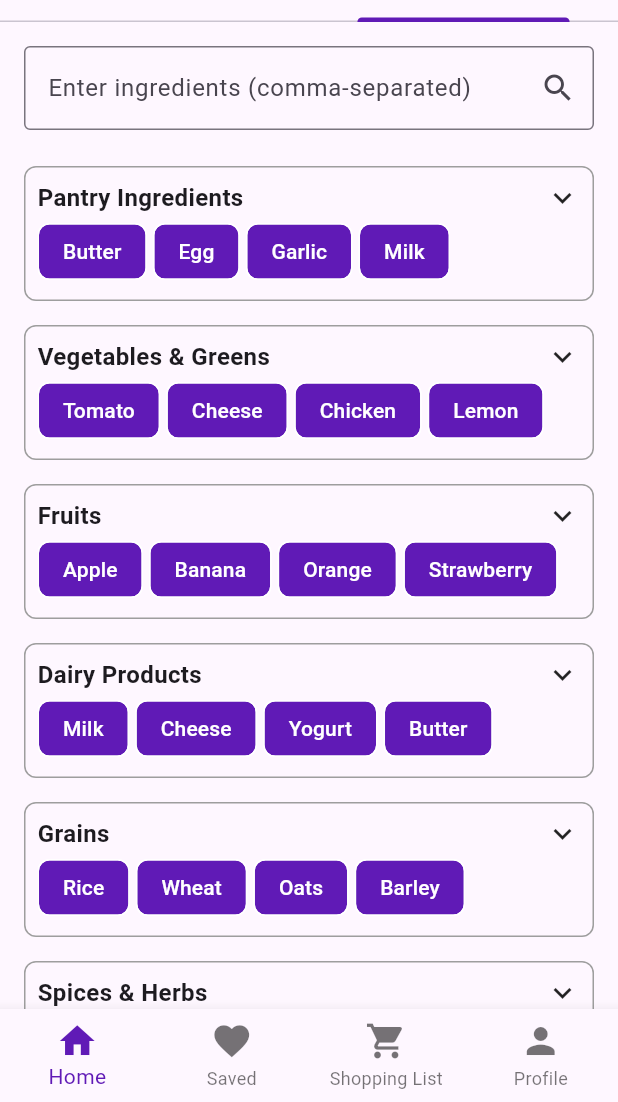
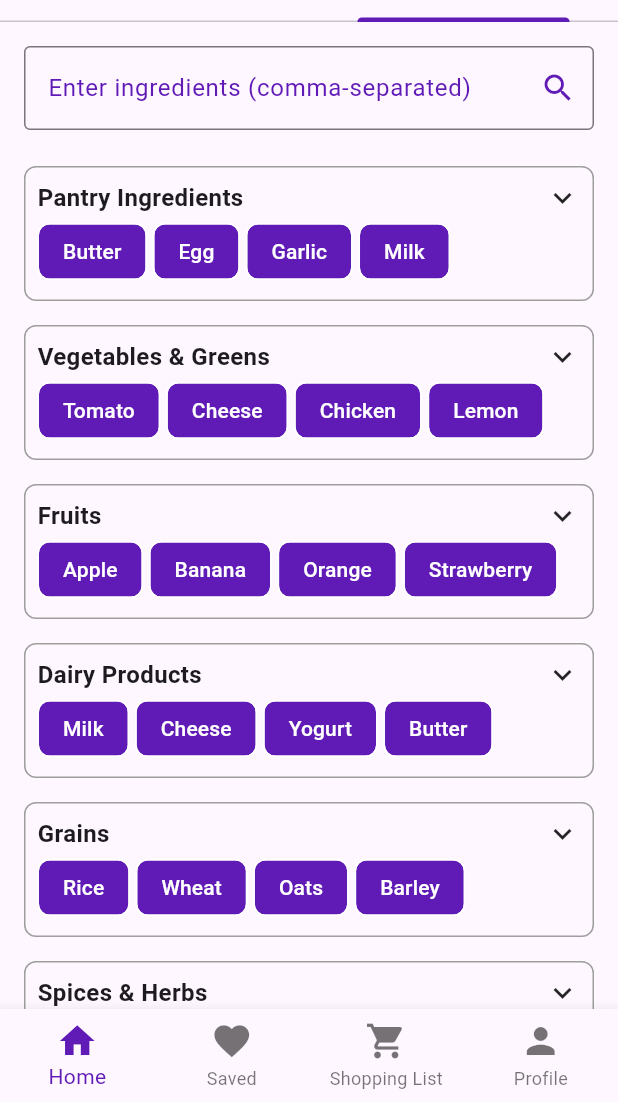
Before and after one commit to MathurakshiP/MobileApp, a Flutter app: the screen it shows after launch, tab 2 chosen, on a phone screen of 412 x 824 dp, the part 134-1236 px from its top. Run offline on Flutter 3.47's test engine with Material 3 defaults, Android fonts, the phone set to English and light mode, and no system bars; our stand-ins replace firebase_auth, firebase_core; accounts and stored records are empty; network calls fail.

Commit message:
Search icon colour changed

```diff
--- a/lib/Screens/ingredient_based_screen.dart
+++ b/lib/Screens/ingredient_based_screen.dart
@@ -223,9 +223,10 @@ class _IngredientSearchScreenState extends State<IngredientSearchScreen> {
                       controller: _ingredientController,
                       decoration: InputDecoration(
                         labelText: 'Enter ingredients (comma-separated)',
+                        labelStyle: TextStyle(color: customPurple), // Placeholder text color
                         border: const OutlineInputBorder(),
                         suffixIcon: IconButton(
-                          icon: const Icon(Icons.search),
+                          icon: Icon(Icons.search, color: customPurple), // Search icon color
                           onPressed: fetchRecipes, // Directly fetch recipes on search icon click
                         ),
                       ),
```
Also changed, not shown: lib/Screens/recipe_list_screen.dart (+10 -1 lines).
